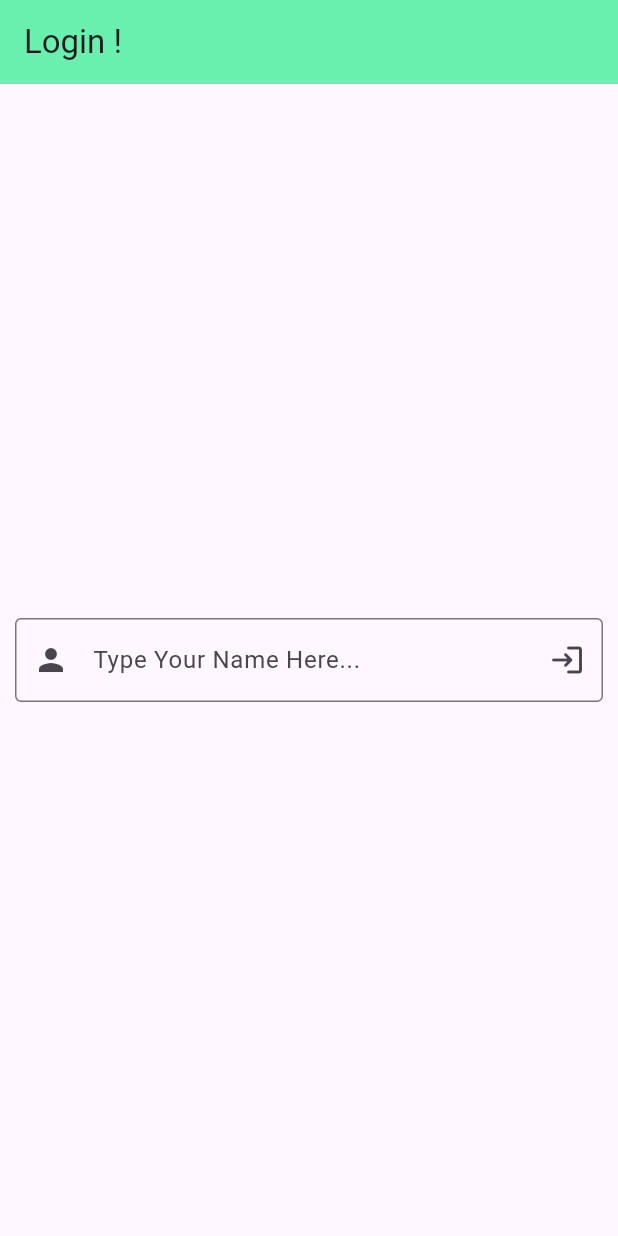
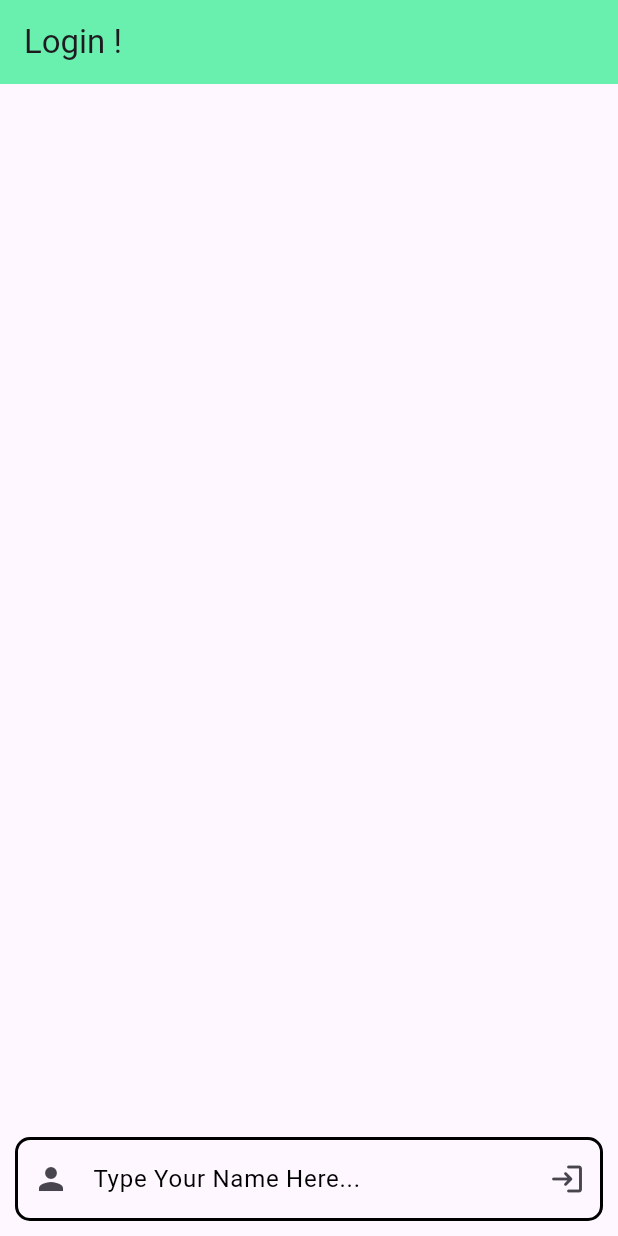
Before and after one commit to i-am-chaddo/hello_world, a Flutter app: the screen it shows after launch, on a phone screen of 412 x 824 dp. Run offline on Flutter 3.47's test engine with Material 3 defaults, Android fonts, the phone set to English and light mode, and no system bars.

Commit message:
small design change

```diff
--- a/lib/home_page.dart
+++ b/lib/home_page.dart
@@ -29,7 +29,8 @@ class _HomePageState extends State<HomePage> {
           title: const Text("Hello World !"),
           backgroundColor: Colors.greenAccent,
         ),
-        body: Padding(
+        body: SafeArea(
+            child: Padding(
           padding: const EdgeInsets.all(10),
           child: Column(
             children: <Widget>[
@@ -37,6 +38,6 @@ class _HomePageState extends State<HomePage> {
               TextInput(newPost)
             ],
           ),
-        ));
+        )));
   }
 }
--- a/lib/login.dart
+++ b/lib/login.dart
@@ -7,13 +7,14 @@ class LoginPage extends StatelessWidget {
   @override
   Widget build(BuildContext context) {
     return Scaffold(
-      appBar: AppBar(
-        centerTitle: false,
-        title: const Text("Login !"),
-        backgroundColor: Colors.greenAccent,
-      ),
-      body: const Body(),
-    );
+        appBar: AppBar(
+          centerTitle: false,
+          title: const Text("Login !"),
+          backgroundColor: Colors.greenAccent,
+        ),
+        body: const SafeArea(
+          child: Body(),
+        ));
   }
 }
 
@@ -31,14 +32,23 @@ class _BodyState extends State<Body> {
   @override
   Widget build(BuildContext context) {
     return Align(
-        alignment: Alignment.center,
+        alignment: Alignment.bottomCenter,
         child: Padding(
           padding: const EdgeInsets.all(10),
           child: TextField(
             controller: controller,
             decoration: InputDecoration(
+                enabledBorder: OutlineInputBorder(
+                    borderRadius: BorderRadius.circular(10),
+                    borderSide:
+                        const BorderSide(width: 2, color: Colors.black)),
+                focusedBorder: OutlineInputBorder(
+                    borderRadius: BorderRadius.circular(10),
+                    borderSide:
+                        const BorderSide(width: 2, color: Colors.black)),
                 prefixIcon: const Icon(Icons.person),
                 labelText: "Type Your Name Here...",
+                labelStyle: const TextStyle(color: Colors.black),
                 border: const OutlineInputBorder(
                     borderSide:
                         BorderSide(width: 5, color: Colors.greenAccent)),
--- a/lib/post_list.dart
+++ b/lib/post_list.dart
@@ -24,7 +24,7 @@ class _PostListState extends State<PostList> {
         var post = widget.listItems[index];
         return Card(
           shape: RoundedRectangleBorder(
-            side: const BorderSide(width: 2, color: Colors.greenAccent),
+            side: const BorderSide(width: 2, color: Colors.black),
             borderRadius: BorderRadius.circular(15.0),
           ),
           child: Row(
@@ -47,7 +47,7 @@ class _PostListState extends State<PostList> {
                   IconButton(
                     icon: const Icon(Icons.thumb_up_rounded),
                     onPressed: () => like(post.likePost),
-                    color: post.userLiked ? Colors.greenAccent : Colors.grey,
+                    color: post.userLiked ? Colors.green : Colors.grey,
                   )
                 ],
               )
```
Also changed, not shown: lib/input_text.dart (+8 -3 lines).
